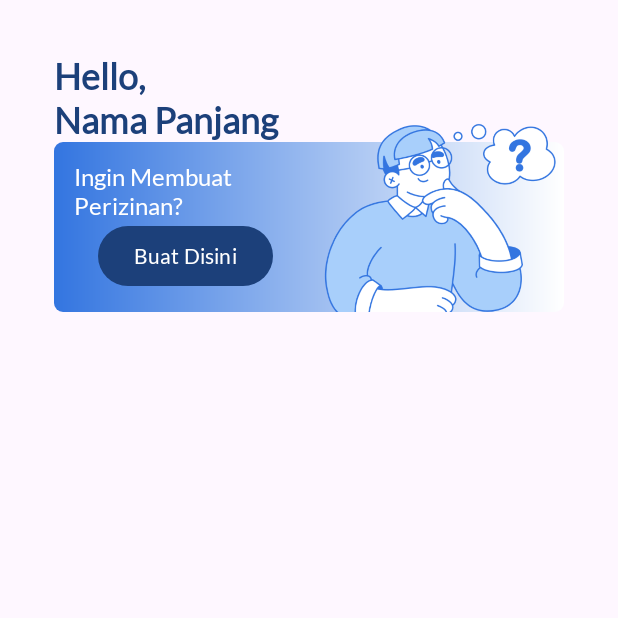
After one commit to GeZaM8/BarCode, an Android app: the fragment HomeFragment shown on its own in the app's theme, on a phone screen of 412 x 824 dp, the top half of it. The commit adds this screen. Run offline under Robolectric (Android 15) with nearby library versions, the phone set to English and light mode, and no system bars.

Commit message:
home page beta#1

```diff
--- a/app/src/main/java/com/barjek/barcode/SplashScreen.kt
+++ b/app/src/main/java/com/barjek/barcode/SplashScreen.kt
@@ -6,6 +6,7 @@ import android.os.Handler
 import android.os.Looper
 import androidx.activity.enableEdgeToEdge
 import androidx.appcompat.app.AppCompatActivity
+import com.barjek.barcode.activity.HomePageActivity
 import com.barjek.barcode.activity.StartActivity
 
 class SplashScreen : AppCompatActivity() {
@@ -15,7 +16,7 @@ class SplashScreen : AppCompatActivity() {
         setContentView(R.layout.activity_splash_screen)
 
         Handler(Looper.getMainLooper()).postDelayed({
-            val intent = Intent(this, StartActivity::class.java)
+            val intent = Intent(this, HomePageActivity::class.java)
             startActivity(intent)
             finish()
         }, 3000L)
--- /dev/null
+++ b/app/src/main/java/com/barjek/barcode/fragment/HomeFragment.kt
@@ -0,0 +1,60 @@
+package com.barjek.barcode.fragment
+
+import android.os.Bundle
+import androidx.fragment.app.Fragment
+import android.view.LayoutInflater
+import android.view.View
+import android.view.ViewGroup
+import com.barjek.barcode.R
+
+// TODO: Rename parameter arguments, choose names that match
+// the fragment initialization parameters, e.g. ARG_ITEM_NUMBER
+private const val ARG_PARAM1 = "param1"
+private const val ARG_PARAM2 = "param2"
+
+/**
+ * A simple [Fragment] subclass.
+ * Use the [HomeFragment.newInstance] factory method to
+ * create an instance of this fragment.
+ */
+class HomeFragment : Fragment() {
+    // TODO: Rename and change types of parameters
+    private var param1: String? = null
+    private var param2: String? = null
+
+    override fun onCreate(savedInstanceState: Bundle?) {
+        super.onCreate(savedInstanceState)
+        arguments?.let {
+            param1 = it.getString(ARG_PARAM1)
+            param2 = it.getString(ARG_PARAM2)
+        }
+    }
+
+    override fun onCreateView(
+        inflater: LayoutInflater, container: ViewGroup?,
+        savedInstanceState: Bundle?
+    ): View? {
+        // Inflate the layout for this fragment
+        return inflater.inflate(R.layout.fragment_home, container, false)
+    }
+
+    companion object {
+        /**
+         * Use this factory method to create a new instance of
+         * this fragment using the provided parameters.
+         *
+         * @param param1 Parameter 1.
+         * @param param2 Parameter 2.
+         * @return A new instance of fragment HomeFragment.
+         */
+        // TODO: Rename and change types and number of parameters
+        @JvmStatic
+        fun newInstance(param1: String, param2: String) =
+            HomeFragment().apply {
+                arguments = Bundle().apply {
+                    putString(ARG_PARAM1, param1)
+                    putString(ARG_PARAM2, param2)
+                }
+            }
+    }
+}
--- /dev/null
+++ b/app/src/main/res/drawable/shape_gradient_blue2white.xml
@@ -0,0 +1,8 @@
+<?xml version="1.0" encoding="utf-8"?>
+<shape xmlns:android="http://schemas.android.com/apk/res/android">
+    <gradient
+        android:startColor="@color/blue2"
+        android:endColor="@color/white"
+        android:angle="0" />
+    <corners android:radius="6dp"/>
+</shape>
--- /dev/null
+++ b/app/src/main/res/layout/fragment_home.xml
@@ -0,0 +1,63 @@
+<?xml version="1.0" encoding="utf-8"?>
+<FrameLayout xmlns:android="http://schemas.android.com/apk/res/android"
+    xmlns:app="http://schemas.android.com/apk/res-auto"
+    xmlns:tools="http://schemas.android.com/tools"
+    android:layout_width="match_parent"
+    android:layout_height="match_parent"
+    android:padding="36dp"
+    tools:context=".fragment.HomeFragment">
+
+    <androidx.constraintlayout.widget.ConstraintLayout
+        android:layout_width="match_parent"
+        android:layout_height="match_parent"
+        android:clipChildren="false"
+        android:clipToPadding="false">
+
+        <TextView
+            android:id="@+id/tvNama"
+            android:layout_width="wrap_content"
+            android:layout_height="wrap_content"
+            android:text="Hello,\nNama Panjang"
+            android:textColor="@color/blue"
+            android:textSize="24sp"
+            android:textStyle="bold"
+            app:layout_constraintStart_toStartOf="parent"
+            app:layout_constraintTop_toTopOf="parent" />
+
+        <LinearLayout
+            android:id="@+id/linearLayout6"
+            android:layout_width="match_parent"
+            android:layout_height="wrap_content"
+            android:background="@drawable/shape_gradient_blue2white"
+            android:orientation="vertical"
+            android:padding="13dp"
+            app:layout_constraintEnd_toEndOf="parent"
+            app:layout_constraintStart_toStartOf="parent"
+            app:layout_constraintTop_toBottomOf="@+id/tvNama">
+
+            <TextView
+                android:id="@+id/textView7"
+                android:layout_width="wrap_content"
+                android:layout_height="wrap_content"
+                android:text="Ingin Membuat\nPerizinan?"
+                android:textColor="@color/white"
+                android:textSize="16sp" />
+
+            <Button
+                android:id="@+id/button2"
+                android:layout_width="wrap_content"
+                android:layout_height="wrap_content"
+                android:layout_marginStart="16dp"
+                android:text="Buat Disini"
+                app:layout_constraintStart_toStartOf="parent" />
+        </LinearLayout>
+
+        <ImageView
+            android:id="@+id/imageView"
+            android:layout_width="164dp"
+            android:layout_height="138dp"
+            android:src="@drawable/question"
+            app:layout_constraintBottom_toBottomOf="@+id/linearLayout6"
+            app:layout_constraintEnd_toEndOf="@+id/linearLayout6" />
+    </androidx.constraintlayout.widget.ConstraintLayout>
+</FrameLayout>
--- a/app/src/main/res/values/strings.xml
+++ b/app/src/main/res/values/strings.xml
@@ -22,4 +22,6 @@
     <string name="slidetitle4">Hello!</string>
     <string name="slidedetail4">Welcome to the Barcode App. Scan your way to seamless and reliable attendance.</string>
     <string name="kirim">Kirim</string>
+    <!-- TODO: Remove or change this placeholder text -->
+    <string name="hello_blank_fragment">Hello blank fragment</string>
 </resources>
```
Also changed, not shown: app/src/main/java/com/barjek/barcode/activity/HomePageActivity.kt (added, +41 -0 lines), app/src/main/java/com/barjek/barcode/fragment/JadwalFragment.kt (added, +60 -0 lines), app/src/main/java/com/barjek/barcode/fragment/LeaderboardFragment.kt (added, +60 -0 lines), app/src/main/java/com/barjek/barcode/fragment/ProfileFragment.kt (added, +60 -0 lines), app/src/main/res/layout/activity_home_page.xml (added, +44 -0 lines), app/src/main/res/layout/fragment_jadwal.xml (added, +14 -0 lines), app/src/main/res/layout/fragment_leaderboard.xml (added, +14 -0 lines), app/src/main/res/layout/fragment_profile.xml (added, +14 -0 lines), app/src/main/res/menu/button_nav_menu.xml (added, +21 -0 lines), app/src/main/res/drawable/bar_chart.png (added), app/src/main/res/drawable/home_page.png (added), app/src/main/res/drawable/moleskine.png (added), app/src/main/res/drawable/question.png (added), app/src/main/res/drawable/user.png (added).
